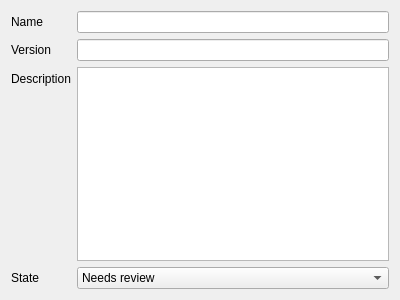
The window that src/patternmetaeditor.ui (dmr-tools/anytone-emu) describes before a commit, drawn with Qt 5.
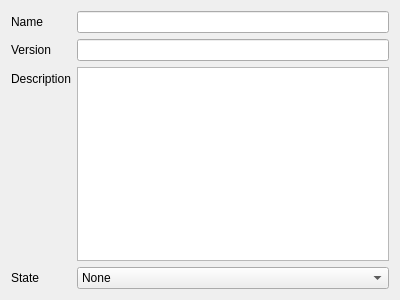
The same window after the commit.

```diff
--- a/src/patternmetaeditor.ui
+++ b/src/patternmetaeditor.ui
@@ -55,7 +55,7 @@
     <widget class="QComboBox" name="tag">
      <item>
       <property name="text">
-       <string>Needs review</string>
+       <string>None</string>
       </property>
      </item>
      <item>
```
Left out of the diff: 5 changed lines with no effect on the pictures.
